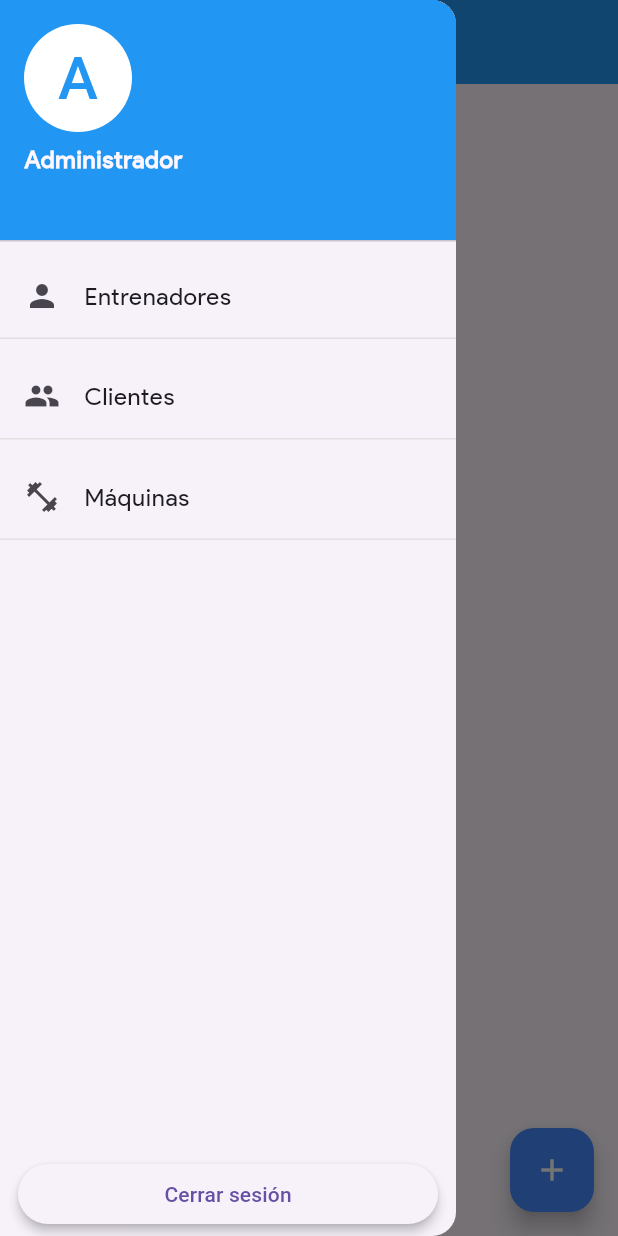
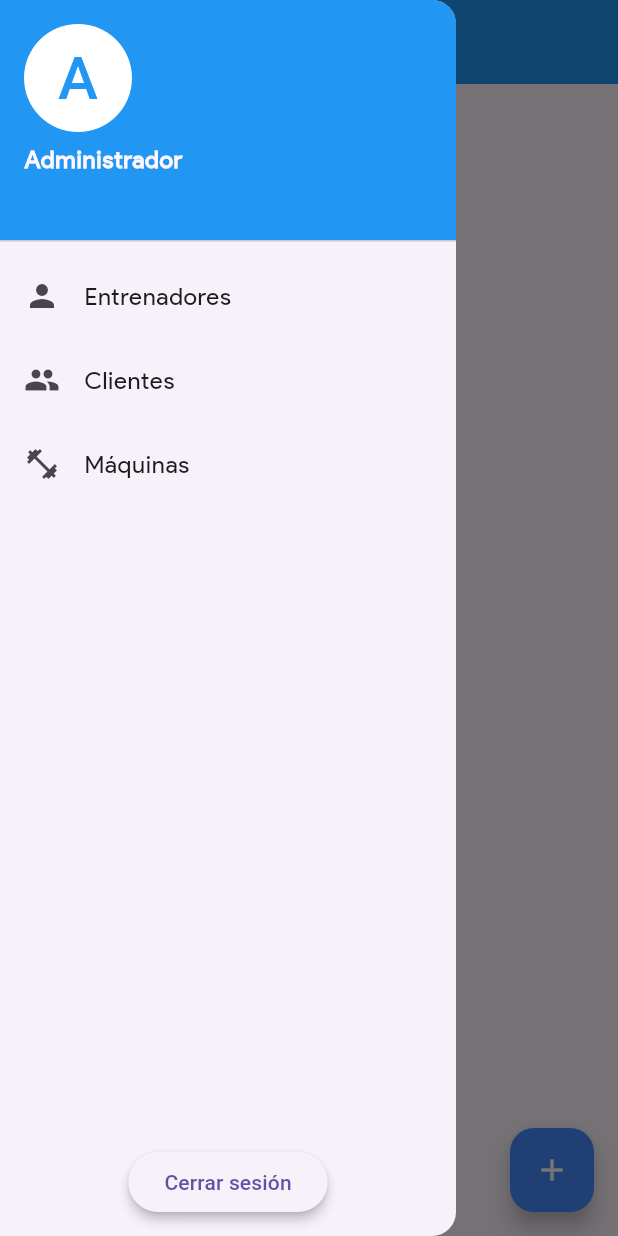
Before and after one commit to ocastillo200/GymApp, a Flutter app: the AdminScreen screen opened directly, with the side drawer open, on a phone screen of 412 x 824 dp. Run offline on Flutter 3.47's test engine with Material 3 defaults, Android fonts, the light colour scheme and no system bars; our stand-ins replace dropdown_search, flutter_image_compress, image_picker; network calls fail.

Commit message:
arreglos interfaz

```diff
--- a/app_gym/lib/screens/admin_screen.dart
+++ b/app_gym/lib/screens/admin_screen.dart
@@ -42,12 +42,14 @@ class _AdminScreenState extends State<AdminScreen> {
                   ? 'Clientes'
                   : 'Máquinas',
           style: const TextStyle(
-              fontFamily: 'Product Sans', color: Colors.white, fontSize: 18),
+            fontFamily: 'Product Sans',
+            color: Colors.white,
+            fontSize: 18,
+          ),
         ),
       ),
       drawer: Drawer(
-        child: ListView(
-          padding: EdgeInsets.zero,
+        child: Column(
           children: <Widget>[
             const UserAccountsDrawerHeader(
               decoration: BoxDecoration(
@@ -77,48 +79,31 @@ class _AdminScreenState extends State<AdminScreen> {
                 ),
               ),
             ),
-            Container(
-              decoration: BoxDecoration(
-                border: Border(
-                  bottom: BorderSide(color: Colors.grey.shade300),
-                ),
+            ListTile(
+              leading: const Icon(Icons.person),
+              title: const Text(
+                'Entrenadores',
+                style: TextStyle(fontSize: 16, fontFamily: 'Product Sans'),
               ),
-              child: ListTile(
-                leading: const Icon(Icons.person),
-                title: const Text('Entrenadores',
-                    style: TextStyle(fontSize: 16, fontFamily: 'Product Sans')),
-                onTap: () => _onItemTapped(0),
+              onTap: () => _onItemTapped(0),
+            ),
+            ListTile(
+              leading: const Icon(Icons.people),
+              title: const Text(
+                'Clientes',
+                style: TextStyle(fontSize: 16, fontFamily: 'Product Sans'),
               ),
+              onTap: () => _onItemTapped(1),
             ),
-            const SizedBox(height: 10),
-            Container(
-              decoration: BoxDecoration(
-                border: Border(
-                  bottom: BorderSide(color: Colors.grey.shade300),
-                ),
+            ListTile(
+              leading: const Icon(Icons.fitness_center),
+              title: const Text(
+                'Máquinas',
+                style: TextStyle(fontSize: 16, fontFamily: 'Product Sans'),
               ),
-              child: ListTile(
-                leading: const Icon(Icons.people),
-                title: const Text('Clientes',
-                    style: TextStyle(fontSize: 16, fontFamily: 'Product Sans')),
-                onTap: () => _onItemTapped(1),
-              ),
+              onTap: () => _onItemTapped(2),
             ),
-            const SizedBox(height: 10),
-            Container(
-              decoration: BoxDecoration(
-                border: Border(
-                  bottom: BorderSide(color: Colors.grey.shade300),
-                ),
-              ),
-              child: ListTile(
-                leading: const Icon(Icons.fitness_center),
-                title: const Text('Máquinas',
-                    style: TextStyle(fontSize: 16, fontFamily: 'Product Sans')),
-                onTap: () => _onItemTapped(2),
-              ),
-            ),
-            const SizedBox(height: 400),
+            const Expanded(child: SizedBox()), // Takes remaining space
             Padding(
               padding: const EdgeInsets.all(12.0),
               child: ElevatedButton(
@@ -129,22 +114,27 @@ class _AdminScreenState extends State<AdminScreen> {
                     builder: (BuildContext context) {
                       return AlertDialog(
                         title: const Text(
-                            '¿Estás seguro de que quieres cerrar sesión?',
-                            style: TextStyle(fontFamily: 'Product Sans')),
+                          '¿Estás seguro de que quieres cerrar sesión?',
+                          style: TextStyle(fontFamily: 'Product Sans'),
+                        ),
                         actions: <Widget>[
                           TextButton(
                             onPressed: () {
                               Navigator.of(context).pop(false);
                             },
-                            child: const Text('Cancelar',
-                                style: TextStyle(fontFamily: 'Product Sans')),
+                            child: const Text(
+                              'Cancelar',
+                              style: TextStyle(fontFamily: 'Product Sans'),
+                            ),
                           ),
                           TextButton(
                             onPressed: () {
                               Navigator.of(context).pop(true);
                             },
-                            child: const Text('Aceptar',
-                                style: TextStyle(fontFamily: 'Product Sans')),
+                            child: const Text(
+                              'Aceptar',
+                              style: TextStyle(fontFamily: 'Product Sans'),
+                            ),
                           ),
                         ],
                       );
@@ -155,7 +145,8 @@ class _AdminScreenState extends State<AdminScreen> {
                     Navigator.pushAndRemoveUntil(
                       context,
                       MaterialPageRoute(
-                          builder: (context) => const LoginScreen()),
+                        builder: (context) => const LoginScreen(),
+                      ),
                       (Route<dynamic> route) => false,
                     );
                   }
@@ -166,7 +157,7 @@ class _AdminScreenState extends State<AdminScreen> {
           ],
         ),
       ),
-      body: _screens[_selectedIndex],
+      body: _screens.isNotEmpty ? _screens[_selectedIndex] : Container(),
     );
   }
 }
```
Also changed, not shown: app_gym/lib/screens/login.dart (+9 -4 lines), app_gym/lib/services/database_service.dart (+15 -0 lines), 1 other file.
